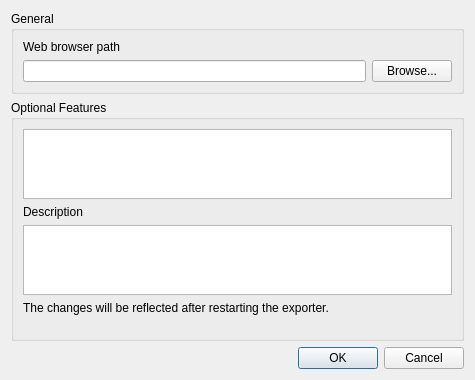
minorua/Qgis2threejs, file ui/settingsdialog.ui: the form before one commit.
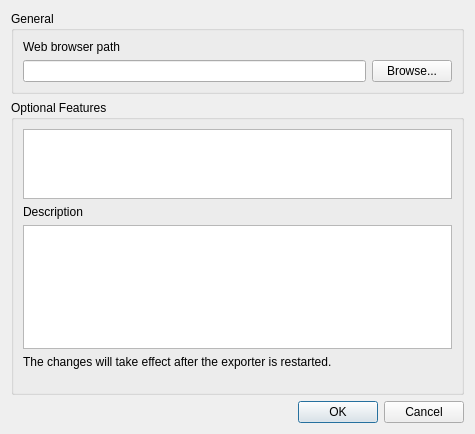
The form after the commit.

The edit to the form file:
```diff
--- a/ui/settingsdialog.ui
+++ b/ui/settingsdialog.ui
@@ -7,7 +7,7 @@
     <x>0</x>
     <y>0</y>
     <width>475</width>
-    <height>356</height>
+    <height>434</height>
    </rect>
   </property>
   <property name="windowTitle">
@@ -83,7 +83,7 @@
       <item>
        <widget class="QLabel" name="label_3">
         <property name="text">
-         <string>The changes will be reflected after restarting the exporter.
+         <string>The changes will take effect after the exporter is restarted.
 </string>
         </property>
        </widget>
```
Left out of the diff: 7 changed lines with no effect on the pictures.
